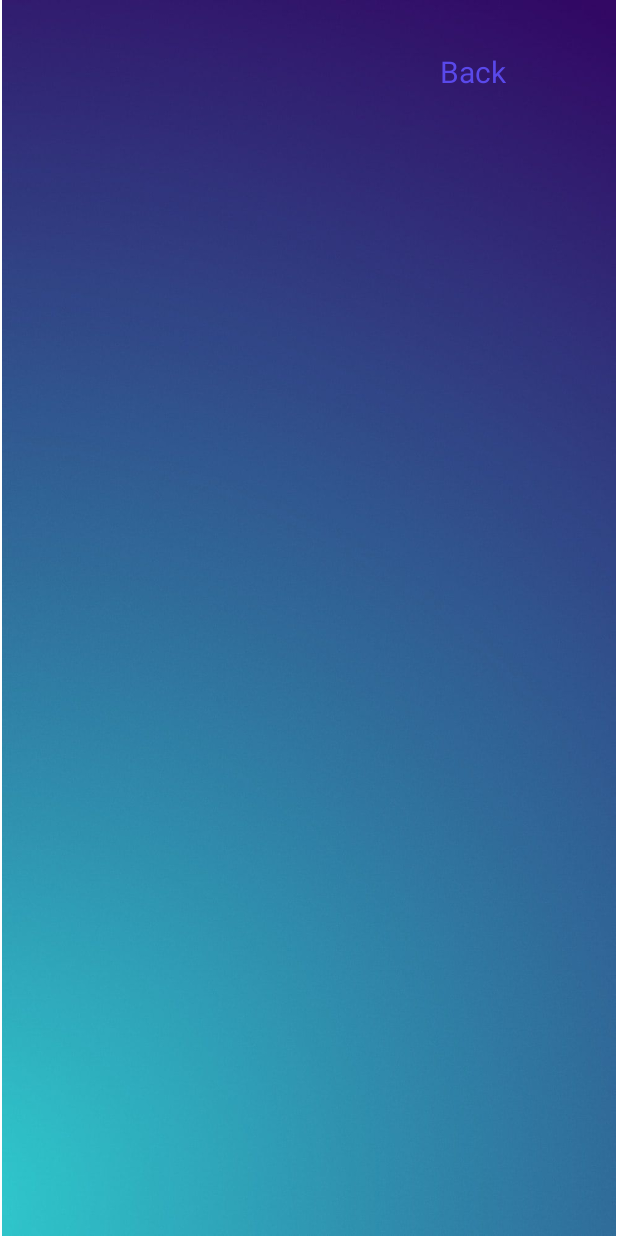
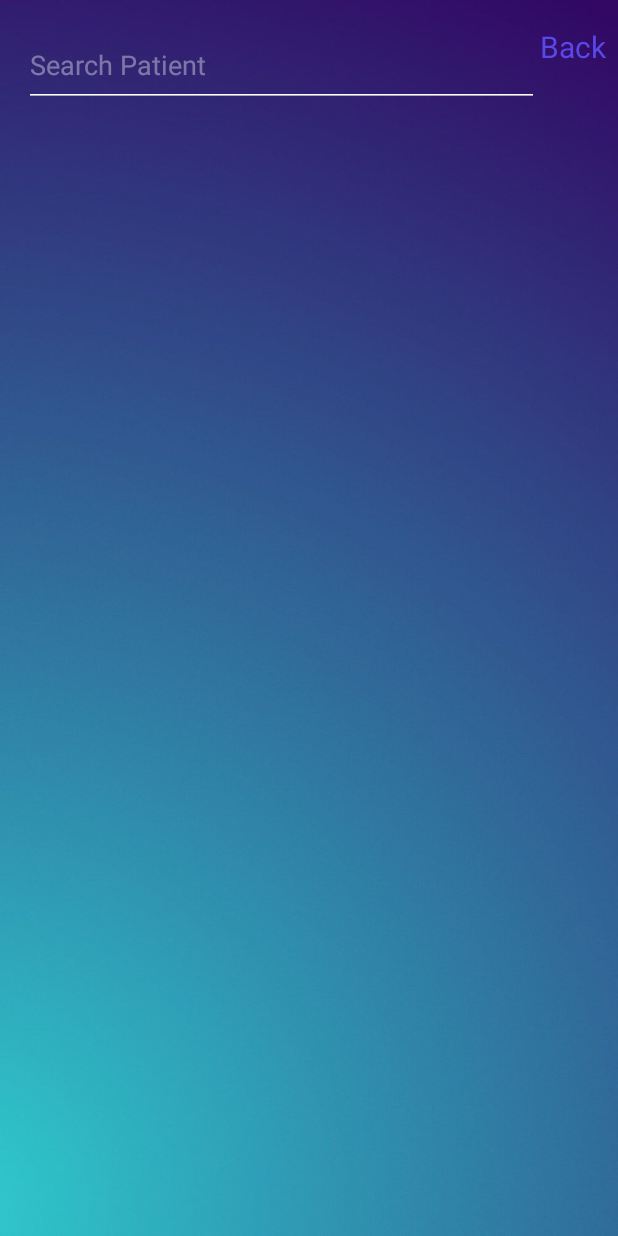
Before and after one commit to Femlol1/MyApp, an Android app: the PatientViewActivity screen opened directly, with no data from a screen before it, on a phone screen of 412 x 824 dp. Run offline under Robolectric (Android 15) with nearby library versions, the phone set to English and light mode, and no system bars; our stand-ins replace Firebase (no records; nobody signed in at launch, a user with empty details on screens opened directly); Roboto replaces fonts that are not available here.

Commit message:
added filter to patient view

```diff
--- a/files/AndroidDevelopment/app/src/main/java/com/example/androidlogin/PatientAdapter.java
+++ b/files/AndroidDevelopment/app/src/main/java/com/example/androidlogin/PatientAdapter.java
@@ -102,4 +102,8 @@ public class PatientAdapter extends RecyclerView.Adapter<PatientAdapter.PatientV
             relativeHumidity = itemView.findViewById(R.id.textViewRelativeHumidity);
         }
     }
+    public void filterPatientList(ArrayList<Patient> filteredPatientList) {
+        list = filteredPatientList;
+        notifyDataSetChanged();
+    }
 }
--- a/files/AndroidDevelopment/app/src/main/java/com/example/androidlogin/PatientViewActivity.java
+++ b/files/AndroidDevelopment/app/src/main/java/com/example/androidlogin/PatientViewActivity.java
@@ -3,7 +3,10 @@ package com.example.androidlogin;
 import android.annotation.SuppressLint;
 import android.content.Intent;
 import android.os.Bundle;
+import android.text.Editable;
+import android.text.TextWatcher;
 import android.view.View;
+import android.widget.EditText;
 import android.widget.TextView;
 import android.widget.Toast;
 
@@ -19,6 +22,7 @@ import com.google.firebase.database.FirebaseDatabase;
 import com.google.firebase.database.ValueEventListener;
 
 import java.util.ArrayList;
+import java.util.Locale;
 
 // This class's purpose if to gather the list of patients and present them to the user in activity_patient_view
 public class PatientViewActivity extends AppCompatActivity implements View.OnClickListener {
@@ -33,6 +37,23 @@ public class PatientViewActivity extends AppCompatActivity implements View.OnCli
         setContentView(R.layout.activity_patient_view);
 
         TextView backBtn = findViewById(R.id.textViewBackFromPatientView);
+        EditText editTextPatientSearch = findViewById(R.id.editTextPatientSearch);
+        editTextPatientSearch.addTextChangedListener(new TextWatcher() {
+            @Override
+            public void beforeTextChanged(CharSequence charSequence, int i, int i1, int i2) {
+
+            }
+
+            @Override
+            public void onTextChanged(CharSequence charSequence, int i, int i1, int i2) {
+
+            }
+
+            @Override
+            public void afterTextChanged(Editable s) {
+                filter(s.toString());
+            }
+        });
 
         backBtn.setOnClickListener(this);
 
@@ -69,6 +90,17 @@ public class PatientViewActivity extends AppCompatActivity implements View.OnCli
         });
     }
 
+    private void filter(String text) {
+        ArrayList<Patient> filteredPatientList = new ArrayList<>();
+
+        for (Patient patient : list) {
+            if (patient.getName().toLowerCase().contains(text.toLowerCase())) {
+                filteredPatientList.add(patient);
+            }
+        }
+        patientAdapter.filterPatientList(filteredPatientList);
+    }
+
     @Override
     public void onClick(View view) {
         switch (view.getId()) {
--- a/files/AndroidDevelopment/app/src/main/res/layout/activity_patient_view.xml
+++ b/files/AndroidDevelopment/app/src/main/res/layout/activity_patient_view.xml
@@ -4,18 +4,33 @@
     xmlns:tools="http://schemas.android.com/tools"
     android:layout_width="match_parent"
     android:layout_height="match_parent"
-    tools:context=".PatientViewActivity">
+    tools:context=".PatientViewActivity"
+    android:background="@drawable/bg">
+
 
     <androidx.recyclerview.widget.RecyclerView
         android:id="@+id/patientList"
-        android:layout_width="409dp"
-        android:layout_height="0dp"
-        android:background="@drawable/bg"
+        android:layout_width="407dp"
+        android:layout_height="629dp"
+        android:layout_marginTop="31dp"
         app:layout_constraintBottom_toBottomOf="parent"
         app:layout_constraintEnd_toEndOf="parent"
         app:layout_constraintStart_toStartOf="parent"
-        app:layout_constraintTop_toTopOf="parent"
-        app:layout_constraintVertical_bias="1.0" />
+        app:layout_constraintTop_toBottomOf="@+id/editTextPatientSearch" />
+
+    <EditText
+        android:id="@+id/editTextPatientSearch"
+        android:layout_width="343dp"
+        android:layout_height="55dp"
+        android:layout_margin="16dp"
+        android:backgroundTint="@color/design_default_color_surface"
+        android:hint="Search Patient"
+        android:textColor="@color/white"
+        android:textColorHint="@color/material_on_primary_disabled"
+        app:layout_constraintEnd_toStartOf="@+id/textViewBackFromPatientView"
+        app:layout_constraintHorizontal_bias="0.0"
+        app:layout_constraintStart_toStartOf="parent"
+        app:layout_constraintTop_toTopOf="parent" />
 
     <TextView
         android:id="@+id/textViewBackFromPatientView"
@@ -26,8 +41,8 @@
         android:textSize="20sp"
         app:layout_constraintBottom_toBottomOf="parent"
         app:layout_constraintEnd_toEndOf="@+id/patientList"
-        app:layout_constraintHorizontal_bias="0.799"
+        app:layout_constraintHorizontal_bias="0.983"
         app:layout_constraintStart_toStartOf="@+id/patientList"
         app:layout_constraintTop_toTopOf="parent"
-        app:layout_constraintVertical_bias="0.043" />
+        app:layout_constraintVertical_bias="0.022" />
 </androidx.constraintlayout.widget.ConstraintLayout>
--- a/files/AndroidDevelopment/app/src/main/res/layout/patient_view_item.xml
+++ b/files/AndroidDevelopment/app/src/main/res/layout/patient_view_item.xml
@@ -9,8 +9,8 @@
     app:cardElevation="8dp">
 
     <LinearLayout
-        android:layout_width="wrap_content"
-        android:layout_height="wrap_content"
+        android:layout_width="match_parent"
+        android:layout_height="481dp"
         android:orientation="vertical"
         app:layout_constraintBottom_toBottomOf="parent"
         app:layout_constraintEnd_toEndOf="parent"
```
